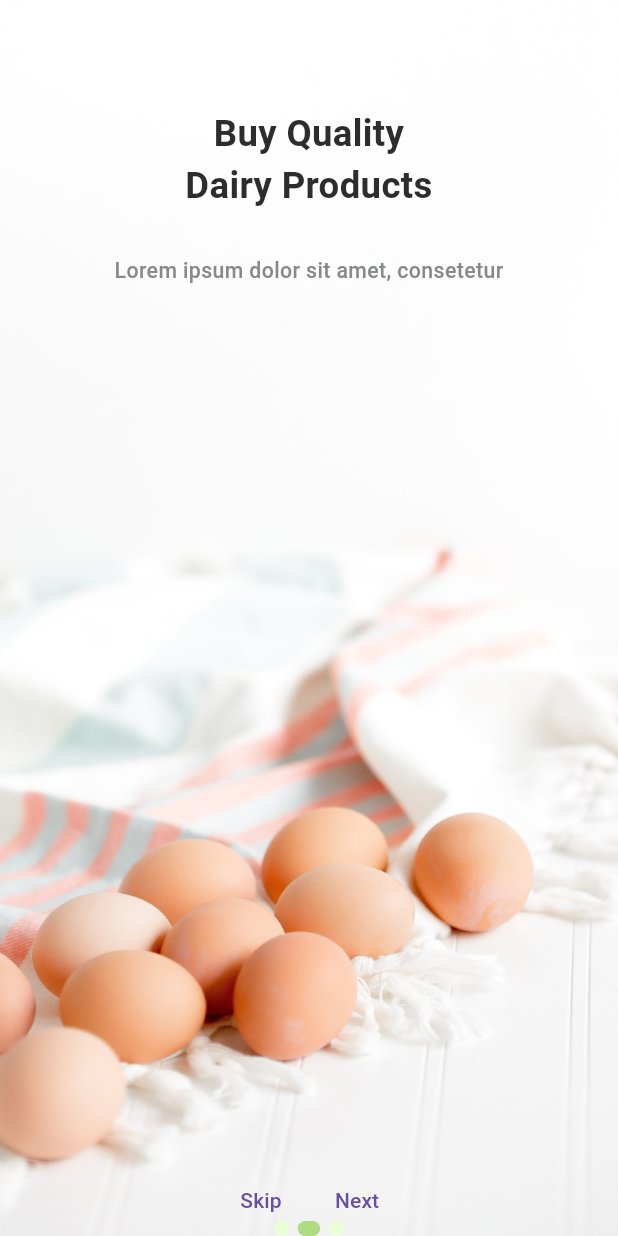
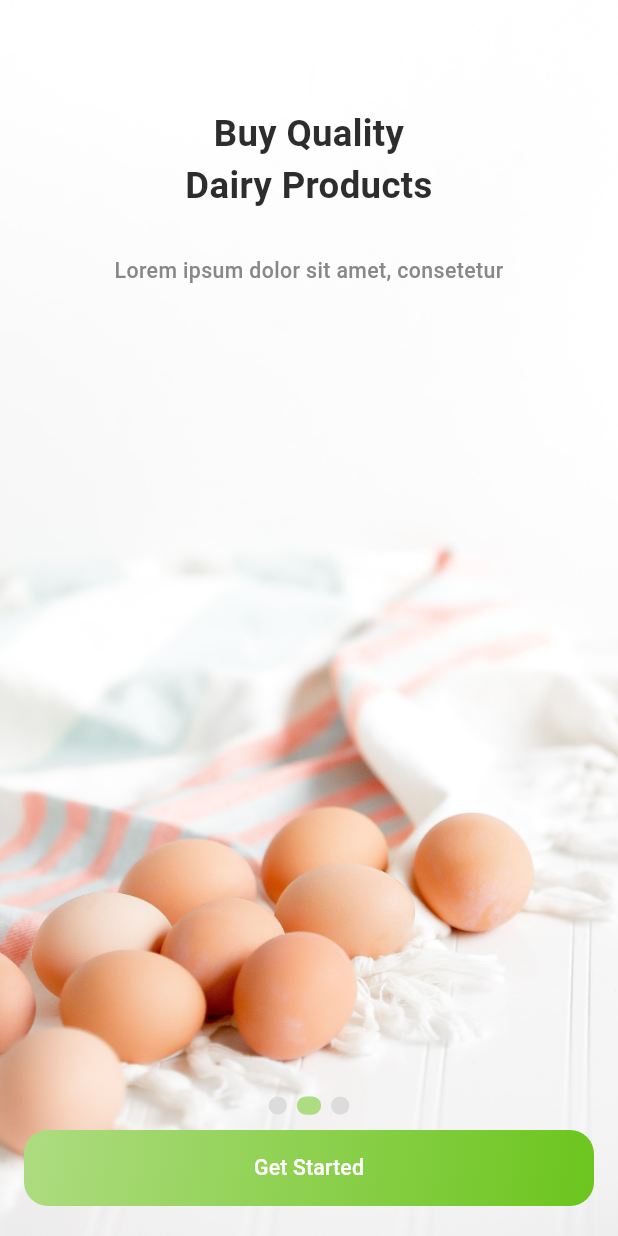
Before and after one commit to MOHAMD-ASHRAF/big_cart, a Flutter app: the screen it shows after launch, swiped to page 2, on a phone screen of 412 x 824 dp. Run offline on Flutter 3.47's test engine with Material 3 defaults, Android fonts, the phone set to English and light mode, and no system bars; our stand-ins replace flutter_screenutil, google_fonts; Roboto replaces fonts that are missing (Cairo).

```diff
--- a/lib/core/theming/app_colors.dart
+++ b/lib/core/theming/app_colors.dart
@@ -10,5 +10,6 @@ class AppColors{
   static const Color primaryLight= Color(0xffEBFFD7);
   static const Color text= Color(0xff2D2D2D);
   static const Color gray= Color(0xff868889);
+  static const Color lightGray= Color(0xffDCDCDC);
 
 }
--- a/lib/core/theming/app_text_styles.dart
+++ b/lib/core/theming/app_text_styles.dart
@@ -151,6 +151,12 @@ abstract class AppTextStyles {
     fontWeight: AppFontWeights.medium,
   );
 
+  static TextStyle get font14WhiteCairoMedium => GoogleFonts.cairo(
+    fontSize: 14.sp,
+    color: Colors.white,
+    fontWeight: AppFontWeights.medium,
+  );
+
   static TextStyle get font16MediumMonserrat => GoogleFonts.montserrat(
     fontSize: 16.sp,
     fontWeight: AppFontWeights.medium,
--- a/lib/core/widgets/app_text_button.dart
+++ b/lib/core/widgets/app_text_button.dart
@@ -4,20 +4,23 @@ import 'package:flutter_screenutil/flutter_screenutil.dart';
 import '../theming/app_colors.dart';
 
 class AppTextButton extends StatelessWidget {
-  const AppTextButton(
-      {super.key,
+  const AppTextButton({
+    super.key,
     this.borderRadius,
     this.backGroundColor,
+    this.gradient,
     this.horizontalPadding,
     this.verticalPadding,
     this.buttonWidth,
     this.buttonHeight,
     required this.buttonText,
     required this.textStyle,
-      required this.onPressed});
+    required this.onPressed,
+  });
 
   final double? borderRadius;
   final Color? backGroundColor;
+  final Gradient? gradient;
   final double? horizontalPadding;
   final double? verticalPadding;
   final double? buttonWidth;
@@ -28,23 +31,36 @@ class AppTextButton extends StatelessWidget {
 
   @override
   Widget build(BuildContext context) {
-    return TextButton(
+    return Container(
+      decoration: BoxDecoration(
+        gradient: gradient, // Use gradient if provided
+        color: gradient == null ? backGroundColor ?? AppColors.primary : null, // Fallback to solid color
+        borderRadius: BorderRadius.circular(borderRadius ?? 16.0),
+      ),
+      child: TextButton(
         style: ButtonStyle(
+          backgroundColor: MaterialStateProperty.all(Colors.transparent), // Transparent since it's handled by Container
           shape: MaterialStateProperty.all<RoundedRectangleBorder>(
-              RoundedRectangleBorder(borderRadius: BorderRadius.circular(borderRadius ?? 16.0))),
-          backgroundColor: MaterialStatePropertyAll(
-            backGroundColor ?? AppColors.primary,
+            RoundedRectangleBorder(
+              borderRadius: BorderRadius.circular(borderRadius ?? 16.0),
+            ),
           ),
           padding: MaterialStateProperty.all<EdgeInsets>(
-              EdgeInsets.symmetric(horizontal: horizontalPadding?.w ?? 12.w, vertical: verticalPadding?.h ?? 14.h)),
+            EdgeInsets.symmetric(
+              horizontal: horizontalPadding?.w ?? 12.w,
+              vertical: verticalPadding?.h ?? 14.h,
+            ),
+          ),
           fixedSize: MaterialStateProperty.all(
-            Size(buttonWidth?.w ?? double.maxFinite,buttonHeight?? 50.h),
+            Size(buttonWidth?.w ?? double.maxFinite, buttonHeight ?? 50.h),
           ),
         ),
         onPressed: onPressed,
         child: Text(
           buttonText,
           style: textStyle,
-        ));
+        ),
+      ),
+    );
   }
 }
--- a/lib/features/onboarding/ui/pages/onboarding_page.dart
+++ b/lib/features/onboarding/ui/pages/onboarding_page.dart
@@ -1,8 +1,12 @@
+import 'package:big_cart/core/helpers/extesions.dart';
 import 'package:big_cart/core/helpers/spacing.dart';
+import 'package:big_cart/core/theming/app_colors.dart';
 import 'package:flutter/material.dart';
-
 import '../../../../core/constants/app_assets.dart';
-import '../../../../core/theming/app_colors.dart';
+import '../../../../core/routing/routes.dart';
+import '../../../../core/theming/app_text_styles.dart';
+import '../../../../core/widgets/app_text_button.dart';
+import '../widgets/custom_indicator.dart';
 import '../widgets/custom_onBoarding_widget.dart';
 
 class OnboardingPage extends StatefulWidget {
@@ -19,7 +23,6 @@ class _OnboardingPageState extends State<OnboardingPage> {
   @override
   Widget build(BuildContext context) {
     return Stack(
-      alignment: Alignment.bottomCenter,
       children: [
         Expanded(
           child: PageView(
@@ -33,7 +36,7 @@ class _OnboardingPageState extends State<OnboardingPage> {
               CustomOnBoardingWidget(
                 heading1: 'Welcome to',
                 showLogo: true,
-                description: 'Lorem ipsum dolor sit amet, consetetur',
+                description: 'Lorem ipsum dolor sit amet,  rem ipsum dolor sit amet, conset rem ipsum dolor sit amet, conset',
                 backGroundImage: AppAssets.firstImage,
               ),
               CustomOnBoardingWidget(
@@ -51,52 +54,38 @@ class _OnboardingPageState extends State<OnboardingPage> {
             ],
           ),
         ),
+        Padding(
+          padding: const EdgeInsets.symmetric(horizontal: 16.0, vertical: 20),
+          child: Column(
+            mainAxisAlignment: MainAxisAlignment.end,
+            children: [
               Row(
                 mainAxisAlignment: MainAxisAlignment.center,
                 children: [
                   CustomIndicator(active: index == 0),
-            horizontalSpace(5),
+                  horizontalSpace(6),
                   CustomIndicator(active: index == 1),
-            horizontalSpace(5),
+                  horizontalSpace(6),
                   CustomIndicator(active: index == 2),
                 ],
               ),
-        Row(
-          mainAxisAlignment: MainAxisAlignment.center,
-          children: [
-            TextButton(
+              verticalSpace(10),
+              AppTextButton(
+                buttonText: "Get Started",
+                textStyle: AppTextStyles.font14WhiteCairoMedium,
+                gradient: const LinearGradient(
+                  colors: [AppColors.primary, AppColors.primaryDark],
+                  begin: Alignment.topLeft,
+                  end: Alignment.bottomRight,
+                ),
                 onPressed: () {
-                  _controller.jumpToPage(2);
+                  context.pushReplacementNamed(Routes.homePage);
                 },
-                child: Text('Skip')),
-            TextButton(
-                onPressed: () {
-                  _controller.animateToPage(index + 1,
-                      duration: Duration(milliseconds: 250),
-                      curve: Curves.linear);
-                },
-                child: Text('Next')),
+              ),
             ],
-        )
+          ),
+        ),
       ],
     );
   }
 }
-
-class CustomIndicator extends StatelessWidget {
-  final bool active;
-
-  const CustomIndicator({super.key, required this.active});
-
-  @override
-  Widget build(BuildContext context) {
-    return AnimatedContainer(
-      duration: Duration(milliseconds: 250),
-      decoration: BoxDecoration(
-          borderRadius: BorderRadius.circular(100),
-          color: active ? AppColors.primary : AppColors.primaryLight),
-      width: active ? 15 : 10,
-      height: 10,
-    );
-  }
-}
--- /dev/null
+++ b/lib/features/onboarding/ui/widgets/custom_indicator.dart
@@ -0,0 +1,24 @@
+
+
+import 'package:flutter/material.dart';
+import 'package:flutter_screenutil/flutter_screenutil.dart';
+
+import '../../../../core/theming/app_colors.dart';
+
+class CustomIndicator extends StatelessWidget {
+  final bool active;
+
+  const CustomIndicator({super.key, required this.active});
+
+  @override
+  Widget build(BuildContext context) {
+    return AnimatedContainer(
+      duration: Duration(milliseconds: 250),
+      decoration: BoxDecoration(
+          borderRadius: BorderRadius.circular(100),
+          color: active ? AppColors.primary : AppColors.lightGray),
+      width: active ? 16.h : 12.h,
+      height: 12.h,
+    );
+  }
+}
--- a/lib/features/onboarding/ui/widgets/custom_onBoarding_widget.dart
+++ b/lib/features/onboarding/ui/widgets/custom_onBoarding_widget.dart
@@ -1,3 +1,4 @@
+import 'package:big_cart/core/constants/app_assets.dart';
 import 'package:big_cart/core/helpers/spacing.dart';
 import 'package:flutter/material.dart';
 import 'package:flutter_screenutil/flutter_screenutil.dart';
@@ -40,7 +41,7 @@ class CustomOnBoardingWidget extends StatelessWidget {
               ),
               showLogo
                   ? Image.asset(
-                      'assets/image/logo.png',
+                      AppAssets.logo,
                       width: 100.w,
                     )
                   : Text(
```
Lines whose indentation alone changed are shown as unchanged.
